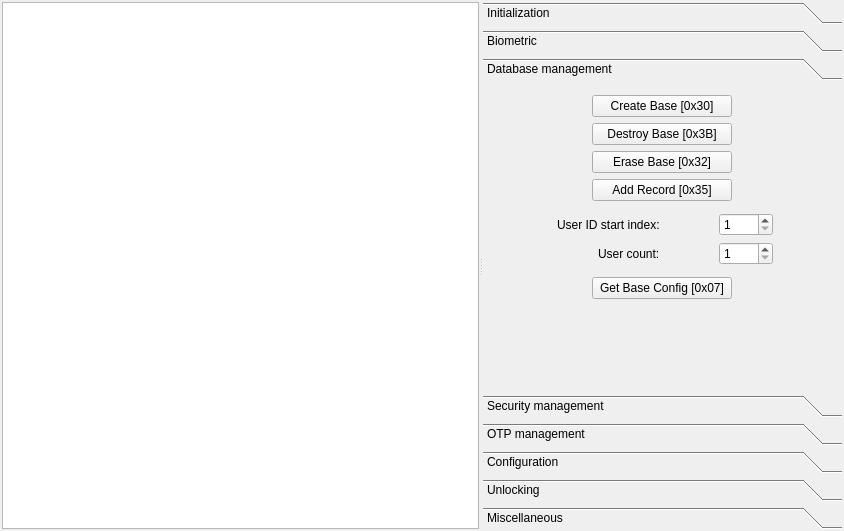
First picture: the form in sagemmorpho.ui, repository CodElecCz/SagemMorphoUI, before the edit.
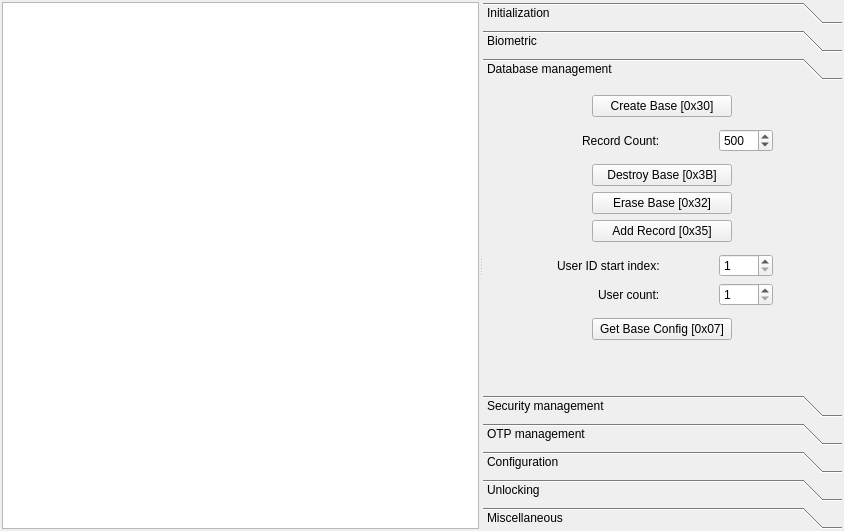
Second picture: the form after the edit. The open tabs and pages were chosen to show the change. Custom widgets are drawn as their Qt base class.

What changed in the file:
```diff
--- a/sagemmorpho.ui
+++ b/sagemmorpho.ui
@@ -224,6 +224,42 @@
                </property>
               </widget>
              </item>
+             <item>
+              <layout class="QGridLayout" name="gridLayout_3">
+               <property name="leftMargin">
+                <number>6</number>
+               </property>
+               <property name="topMargin">
+                <number>6</number>
+               </property>
+               <property name="rightMargin">
+                <number>6</number>
+               </property>
+               <property name="bottomMargin">
+                <number>6</number>
+               </property>
+               <item row="0" column="0" alignment="Qt::AlignRight">
+                <widget class="QLabel" name="label_4">
+                 <property name="text">
+                  <string>Record Count:</string>
+                 </property>
+                </widget>
+               </item>
+               <item row="0" column="1" alignment="Qt::AlignHCenter">
+                <widget class="QSpinBox" name="dbsRecNbBox">
+                 <property name="minimum">
+                  <number>1</number>
+                 </property>
+                 <property name="maximum">
+                  <number>3000</number>
+                 </property>
+                 <property name="value">
+                  <number>500</number>
+                 </property>
+                </widget>
+               </item>
+              </layout>
+             </item>
              <item alignment="Qt::AlignHCenter">
               <widget class="QPushButton" name="destroyBaseButton">
                <property name="minimumSize">
@@ -300,7 +336,7 @@
                   <number>1</number>
                  </property>
                  <property name="maximum">
-                  <number>1000</number>
+                  <number>3000</number>
                  </property>
                 </widget>
                </item>
```
